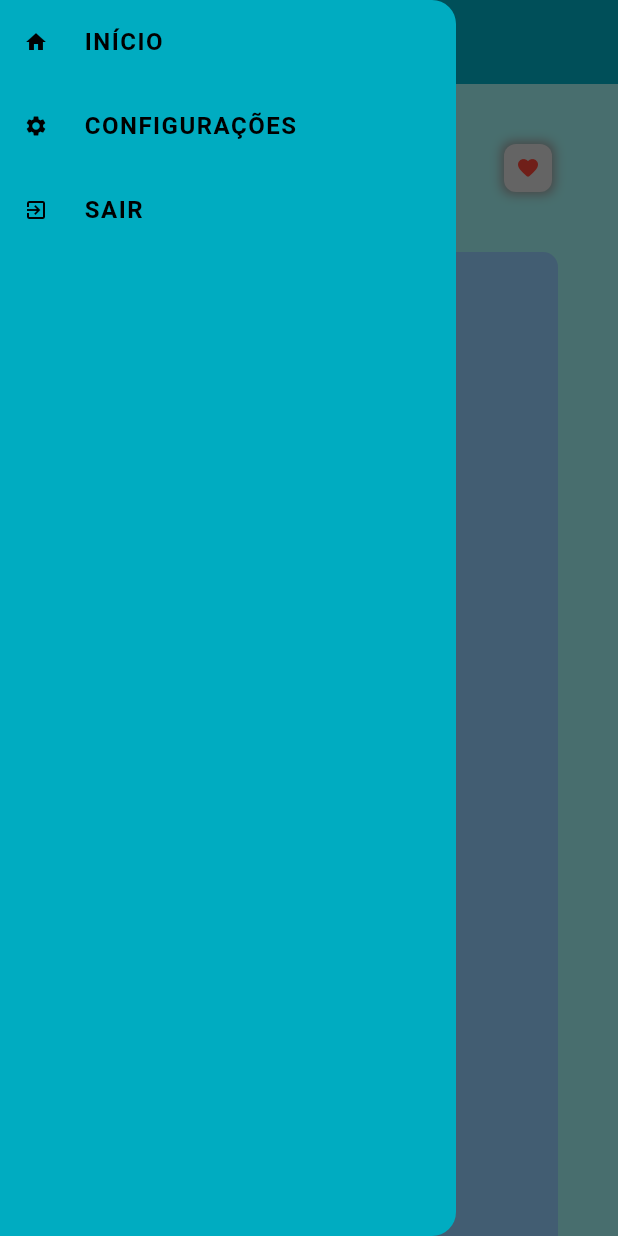
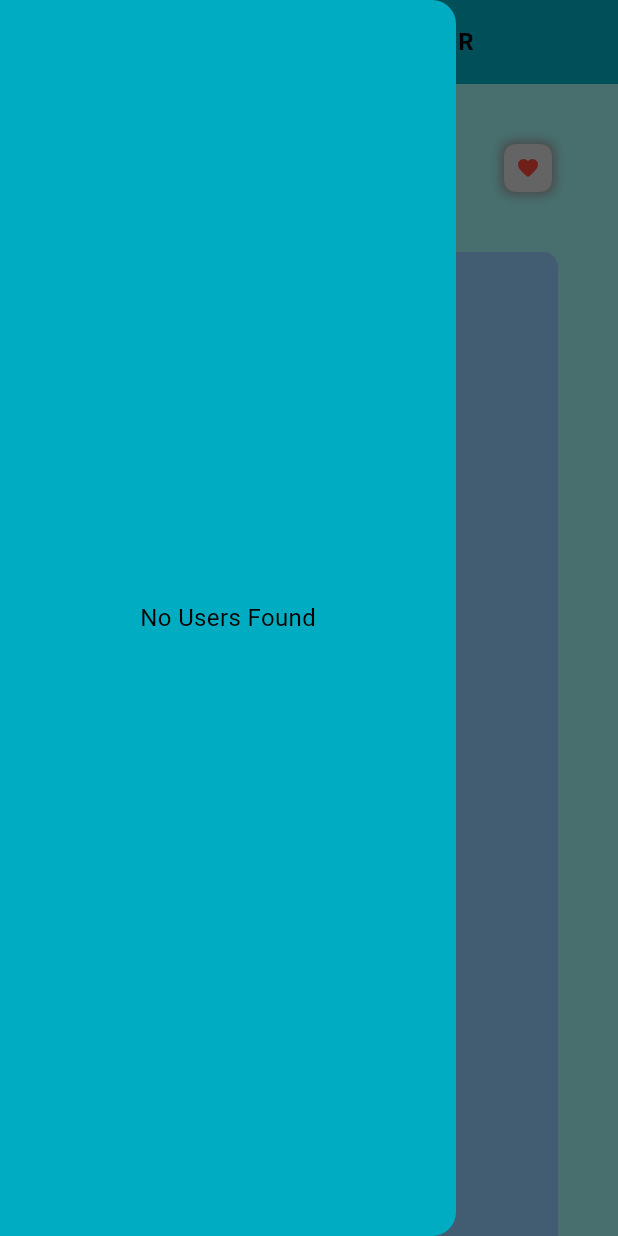
Before and after one commit to karen-matsunaga/DictionaryApp, a Flutter app: the SearchPage screen opened by its route, with the side drawer open, on a phone screen of 412 x 824 dp. Run offline on Flutter 3.47's test engine with Material 3 defaults, Android fonts, the phone set to English and light mode, and no system bars; our stand-ins replace shared_preferences, sqflite; accounts and stored records are empty.

Commit message:
2024-07-11 Username and e-mail added reasonably

```diff
--- a/lib/main.dart
+++ b/lib/main.dart
@@ -15,7 +15,7 @@ void main() async {
   WidgetsFlutterBinding.ensureInitialized();
   DynamicDarkMode();
   await FontSizeConfig.loadFontSize();
-  DatabaseHelper();
+  DatabaseHelper().initDatabase();
   runApp(
     provider.MultiProvider(providers: [
       provider.ChangeNotifierProvider(create: (context) => FontSizeConfig()),
--- a/lib/views/home/menu_view.dart
+++ b/lib/views/home/menu_view.dart
@@ -1,11 +1,39 @@
+import 'package:dictionary/controllers/fontsize_provider.dart';
+import 'package:dictionary/models/dbhelper.dart';
+import 'package:dictionary/models/users.dart';
 import 'package:dictionary/views/home/custom_icon_widget.dart';
 import 'package:dictionary/views/login/login_widget.dart';
 import 'package:dictionary/views/home/homepage_widget.dart';
+import 'package:dictionary/views/profile/custom_user_widget.dart';
 import 'package:flutter/material.dart';
 import 'package:dictionary/views/profile/config_update_view.dart';
+import 'package:provider/provider.dart' as provider;
 
-class MenuPage extends StatelessWidget {
+class MenuPage extends StatefulWidget {
   const MenuPage({super.key});
+
+  @override
+  State<MenuPage> createState() => _MenuPageState();
+}
+
+class _MenuPageState extends State<MenuPage> {
+  // INICIALIZAR O BANCO DE DADOS
+  DatabaseHelper? db;
+  late Future<List<Users>>? datalist;
+
+  @override
+  void initState() {
+    super.initState();
+    db = DatabaseHelper();
+    loadData();
+  }
+
+  // CARREGAMENTO DOS DADOS
+  void loadData() {
+    setState(() {
+      datalist = db!.getUser();
+    });
+  }
 
   @override
   Widget build(BuildContext context) {
@@ -13,8 +41,38 @@ class MenuPage extends StatelessWidget {
       backgroundColor: Theme.of(context).brightness == Brightness.dark
           ? Colors.blue[900]
           : Theme.of(context).appBarTheme.backgroundColor,
-      child: ListView(
+      child: FutureBuilder(
+          future: datalist,
+          builder: (context, AsyncSnapshot<List<Users>> snapshot) {
+            // OS DADOS ESTIVEREM VAZIOS
+            if (!snapshot.hasData || snapshot.data == null) {
+              return const Center(
+                child: CircularProgressIndicator(),
+              );
+            } // SE OS DADOS NÃO EXISTIREM
+            // ignore: prefer_is_empty
+            else if (snapshot.data!.length == 0) {
+              return Center(
+                child: Text(
+                  "No Users Found",
+                  style: TextStyle(
+                      fontSize: provider.Provider.of<FontSizeConfig>(context)
+                          .fontSize),
+                ),
+              );
+            }
+            // SE OS DADOS EXISTIREM
+            else {
+              return ListView.builder(
+                  scrollDirection: Axis.vertical,
+                  itemCount: snapshot.data!.length,
+                  itemBuilder: (context, index) {
+                    String userName = snapshot.data![index].userName.toString();
+                    // String email = snapshot.data![index].email;
+                    return Column(
                       children: [
+                        // REFATORADA - PERFIL
+                        UserDrawer(name: userName),
                         // REFATORADA - PÁGINA INICIAL
                         IconDrawer(
                           icon: Icons.home,
@@ -35,7 +93,8 @@ class MenuPage extends StatelessWidget {
                           callback: () {
                             Navigator.of(context).push(
                               MaterialPageRoute(
-                  builder: (context) => const MenuConfigurationPage(),
+                                builder: (context) =>
+                                    const MenuConfigurationPage(),
                               ),
                             );
                           },
@@ -54,7 +113,10 @@ class MenuPage extends StatelessWidget {
                           },
                         ),
                       ],
-      ),
+                    );
+                  });
+            }
+          }),
     );
   }
 }
--- a/lib/views/home/search_widget.dart
+++ b/lib/views/home/search_widget.dart
@@ -2,8 +2,8 @@ import 'package:dictionary/controllers/fontsize_provider.dart';
 import 'package:dictionary/views/home/custom_box_widget.dart';
 import 'package:dictionary/views/home/custom_fav_widget.dart';
 import 'package:dictionary/views/home/menu_view.dart';
+import 'package:dictionary/views/profile/custom_appbar_widget.dart';
 import 'package:flutter/material.dart';
-import 'package:dictionary/utils/constants.dart';
 import 'package:provider/provider.dart' as provider;
 
 class SearchPage extends StatefulWidget {
@@ -22,27 +22,7 @@ class _SearchPageState extends State<SearchPage> {
     // SEARCHBAR APPLICATION
     return Scaffold(
       // AppBar do aplicativo
-      appBar: AppBar(
-        // Icone do Menu de configurações
-        iconTheme: IconThemeData(
-          color: Theme.of(context).brightness == Brightness.dark
-              ? backgroundIconsWhite
-              : backgroundAppBarIcons,
-        ),
-        // Nome do aplicativo
-        title: Text(
-          "Pesquisa".toUpperCase(),
-          style: TextStyle(
-              fontSize: provider.Provider.of<FontSizeConfig>(context).fontSize),
-        ),
-        centerTitle: true,
-        // Fundo do aplicativo da AppBar
-        backgroundColor: Theme.of(context).brightness == Brightness.dark
-            // ? Colors.grey
-            ? appLogo
-            : Theme.of(context).appBarTheme.backgroundColor,
-        elevation: 0,
-      ),
+      appBar: const CustomAppBar(title: "Códex do Programador"),
 
       // Opções do Menu de configurações
       drawer: const MenuPage(),
--- a/lib/views/login/login_widget.dart
+++ b/lib/views/login/login_widget.dart
@@ -1,5 +1,5 @@
 import 'package:dictionary/models/users.dart';
-import 'package:dictionary/views/home/homepage_widget.dart';
+import 'package:dictionary/views/home/menu_view.dart';
 import 'package:dictionary/views/login/custom_pass_widget.dart';
 import 'package:dictionary/views/login/logo_widget.dart';
 import 'package:dictionary/views/login/signup_widget.dart';
@@ -33,7 +33,6 @@ class _LoginPageState extends State<LoginPage> {
 
   // FUNÇÃO LOGIN PARA VERIFICAÇÃO DOS DADOS
   login() async {
-    // Users? userDetails = await db.getUser(emailController.text);
     var response = await db.authenticate(
       Users(
         userName: usernameController.text,
@@ -47,7 +46,7 @@ class _LoginPageState extends State<LoginPage> {
       Navigator.push(
         context,
         MaterialPageRoute(
-          builder: (context) => const HomePage(),
+          builder: (context) => const MenuPage(),
         ),
       );
     } else {
--- /dev/null
+++ b/lib/views/profile/custom_appbar_widget.dart
@@ -0,0 +1,40 @@
+import 'package:dictionary/controllers/fontsize_provider.dart';
+import 'package:provider/provider.dart' as provider;
+import 'package:dictionary/utils/constants.dart';
+import 'package:flutter/material.dart';
+
+class CustomAppBar extends StatelessWidget implements PreferredSizeWidget {
+  final String title;
+
+  const CustomAppBar({super.key, required this.title});
+
+  // TAMANHO PREFERENCIAL PELO TAMANHO DA ALTURA
+  @override
+  Size get preferredSize => const Size.fromHeight(kToolbarHeight);
+
+  // APPBAR PERSONALIZADA
+  @override
+  Widget build(BuildContext context) {
+    return AppBar(
+      // Icone do Menu de configurações
+      iconTheme: IconThemeData(
+        color: Theme.of(context).brightness == Brightness.dark
+            ? backgroundIconsWhite
+            : backgroundAppBarIcons,
+      ),
+      // Nome do aplicativo
+      title: Text(title.toUpperCase(),
+          style: TextStyle(
+              letterSpacing: 1,
+              fontSize:
+                  provider.Provider.of<FontSizeConfig>(context).fontSize)),
+      centerTitle: true,
+
+      // Fundo do aplicativo da AppBar
+      backgroundColor: Theme.of(context).brightness == Brightness.dark
+          ? appLogo
+          : Theme.of(context).appBarTheme.backgroundColor,
+      elevation: 0,
+    );
+  }
+}
```
Also changed, not shown: lib/models/dbhelper.dart (+13 -14 lines), lib/views/home/homepage_widget.dart (+3 -28 lines), lib/views/profile/config_update_view.dart (+5 -19 lines), lib/views/profile/custom_user_widget.dart (added, +55 -0 lines). Lines whose indentation alone changed are shown as unchanged.
